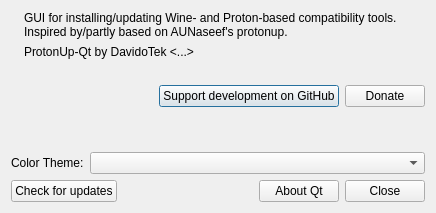
Old version of the form pupgui2/resources/ui/pupgui2_aboutdialog.ui in the repository DavidoTek/ProtonUp-Qt.
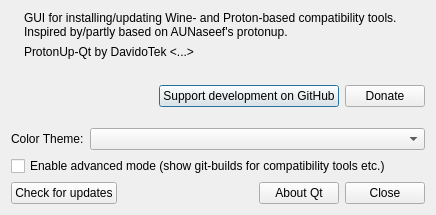
New version of the form.

Commit message: Add setting for an advanced mode

```diff
--- a/pupgui2/resources/ui/pupgui2_aboutdialog.ui
+++ b/pupgui2/resources/ui/pupgui2_aboutdialog.ui
@@ -7,7 +7,7 @@
     <x>0</x>
     <y>0</y>
     <width>436</width>
-    <height>213</height>
+    <height>215</height>
    </rect>
   </property>
   <property name="windowTitle">
@@ -133,6 +133,13 @@
        </property>
       </widget>
      </item>
+     <item row="2" column="0" colspan="2">
+      <widget class="QCheckBox" name="checkAdvancedMode">
+       <property name="text">
+        <string>Enable advanced mode (show git-builds for compatibility tools etc.)</string>
+       </property>
+      </widget>
+     </item>
     </layout>
    </item>
    <item>
```
The commit also changes 2 other files.
